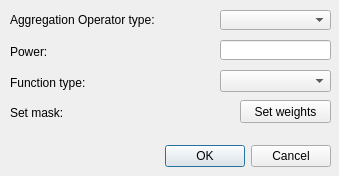
Qt form settingsdialog.ui (iamantony/FFilter) before a commit.
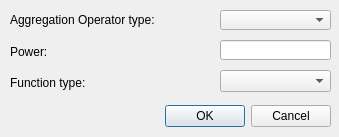
The same form after that commit.

Commit message: Mask class. Filter algorith changed

What changed in the file:
```diff
--- a/settingsdialog.ui
+++ b/settingsdialog.ui
@@ -7,7 +7,7 @@
     <x>0</x>
     <y>0</y>
     <width>339</width>
-    <height>176</height>
+    <height>137</height>
    </rect>
   </property>
   <property name="focusPolicy">
@@ -23,7 +23,7 @@
    <property name="geometry">
     <rect>
      <x>60</x>
-     <y>140</y>
+     <y>100</y>
      <width>271</width>
      <height>32</height>
     </rect>
@@ -107,32 +107,6 @@
     </rect>
    </property>
   </widget>
-  <widget class="QPushButton" name="setWeightBtn">
-   <property name="geometry">
-    <rect>
-     <x>240</x>
-     <y>100</y>
-     <width>91</width>
-     <height>23</height>
-    </rect>
-   </property>
-   <property name="text">
-    <string>Set weights</string>
-   </property>
-  </widget>
-  <widget class="QLabel" name="label_2">
-   <property name="geometry">
-    <rect>
-     <x>10</x>
-     <y>105</y>
-     <width>141</width>
-     <height>16</height>
-    </rect>
-   </property>
-   <property name="text">
-    <string>Set mask:</string>
-   </property>
-  </widget>
  </widget>
  <resources/>
  <connections>
```
The commit also changes 35 other files.
